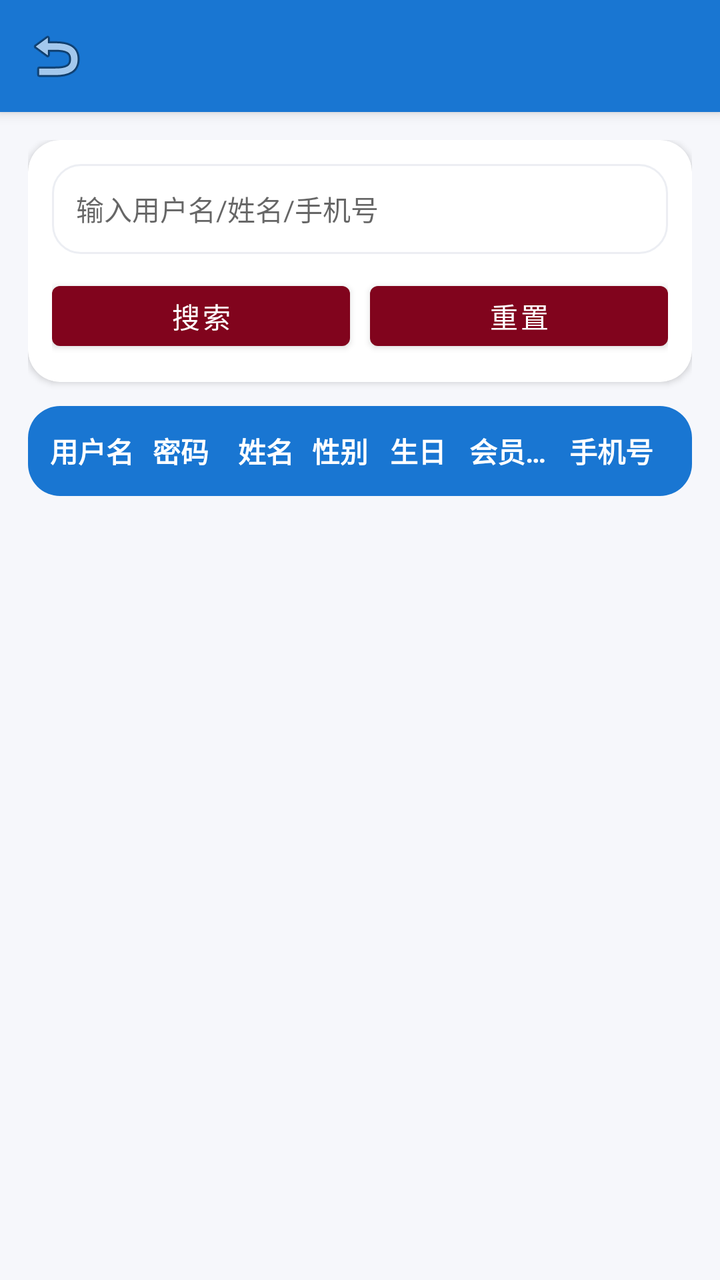
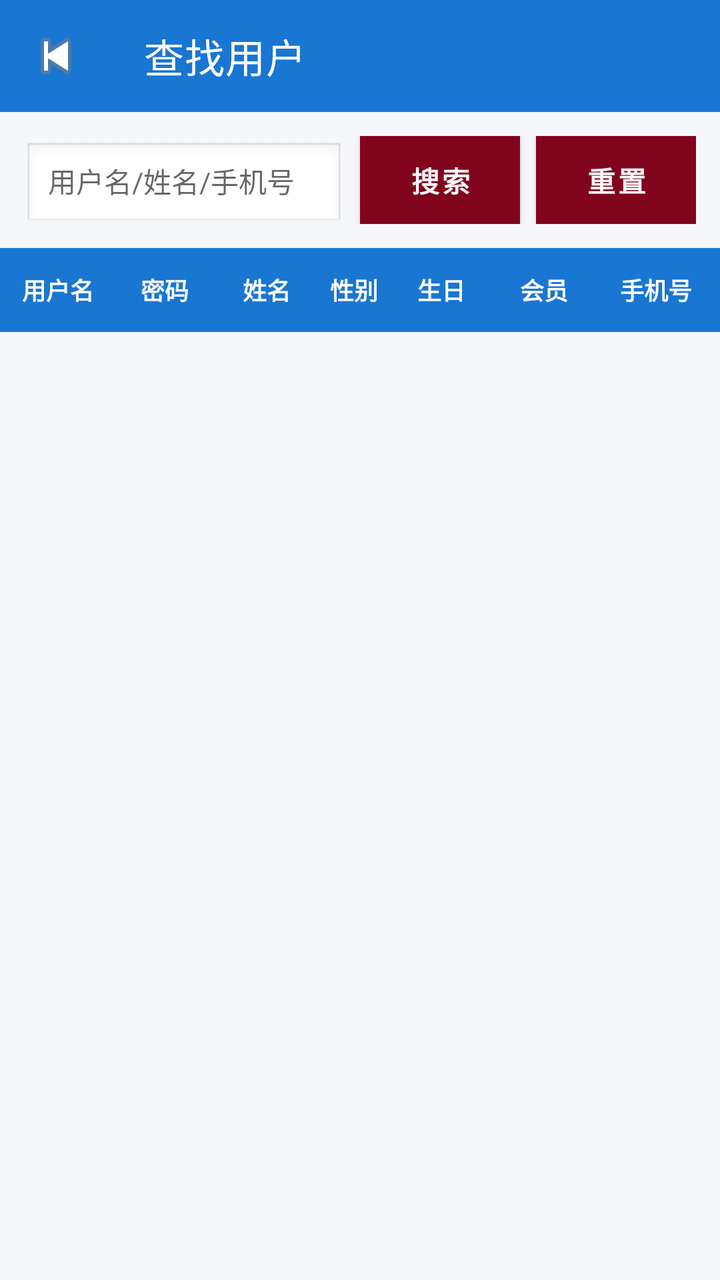

Before-and-after screenshots of an Android layout around one commit, followed by the original layout XML and the change that was made.
<!-- AndroidManifest.xml: application theme AppTheme -->
<!-- res/layout/activity_select_user_admin.xml -->
<?xml version="1.0" encoding="utf-8"?>
<androidx.coordinatorlayout.widget.CoordinatorLayout
    xmlns:android="http://schemas.android.com/apk/res/android"
    xmlns:app="http://schemas.android.com/apk/res-auto"
    android:layout_width="match_parent"
    android:layout_height="match_parent"
    android:background="#F6F7FB">

    <com.google.android.material.appbar.AppBarLayout
        android:layout_width="match_parent"
        android:layout_height="wrap_content">

        <com.google.android.material.appbar.MaterialToolbar
            android:id="@+id/adminUserSelectTopBar"
            android:layout_width="match_parent"
            android:layout_height="wrap_content"
            android:background="@color/colorPrimary"
            android:title="查找用户"
            android:titleTextColor="@color/white"
            app:navigationIcon="@android:drawable/ic_menu_revert"/>
    </com.google.android.material.appbar.AppBarLayout>

    <LinearLayout
        android:layout_width="match_parent"
        android:layout_height="match_parent"
        android:orientation="vertical"
        android:padding="14dp"
        app:layout_behavior="@string/appbar_scrolling_view_behavior">

        
        <com.google.android.material.card.MaterialCardView
            android:layout_width="match_parent"
            android:layout_height="wrap_content"
            app:cardCornerRadius="16dp"
            app:cardElevation="2dp">

            <LinearLayout
                android:layout_width="match_parent"
                android:layout_height="wrap_content"
                android:padding="12dp"
                android:orientation="vertical">

                <EditText
                    android:id="@+id/et_keyword"
                    android:layout_width="match_parent"
                    android:layout_height="45dp"
                    android:hint="输入用户名/姓名/手机号"
                    android:background="@drawable/bg_admin_card"
                    android:paddingStart="12dp"
                    android:paddingEnd="12dp"
                    android:textSize="14sp"/>

                <LinearLayout
                    android:layout_width="match_parent"
                    android:layout_height="wrap_content"
                    android:orientation="horizontal"
                    android:layout_marginTop="10dp">

                    <Button
                        android:id="@+id/btn_search"
                        android:layout_width="0dp"
                        android:layout_height="42dp"
                        android:layout_weight="1"
                        android:text="搜索"/>

                    <Button
                        android:id="@+id/btn_reset"
                        android:layout_width="0dp"
                        android:layout_height="42dp"
                        android:layout_weight="1"
                        android:layout_marginStart="10dp"
                        android:text="重置"/>
                </LinearLayout>

            </LinearLayout>
        </com.google.android.material.card.MaterialCardView>

        
        <com.google.android.material.card.MaterialCardView
            android:layout_width="match_parent"
            android:layout_height="wrap_content"
            android:layout_marginTop="12dp"
            app:cardCornerRadius="16dp"
            app:cardElevation="1dp">

            <LinearLayout
                android:layout_width="match_parent"
                android:layout_height="45dp"
                android:orientation="horizontal"
                android:gravity="center_vertical"
                android:paddingStart="10dp"
                android:paddingEnd="10dp"
                android:background="@color/colorPrimary">

                <TextView
                    android:layout_width="0dp"
                    android:layout_height="wrap_content"
                    android:layout_weight="1.2"
                    android:text="用户名"
                    android:textColor="@color/white"
                    android:textStyle="bold"
                    android:gravity="center"
                    android:singleLine="true"/>

                <TextView
                    android:layout_width="0dp"
                    android:layout_height="wrap_content"
                    android:layout_weight="1.2"
                    android:text="密码"
                    android:textColor="@color/white"
                    android:textStyle="bold"
                    android:gravity="center"
                    android:singleLine="true"/>

                <TextView
                    android:layout_width="0dp"
                    android:layout_height="wrap_content"
                    android:layout_weight="1.1"
                    android:text="姓名"
                    android:textColor="@color/white"
                    android:textStyle="bold"
                    android:gravity="center"
                    android:singleLine="true"/>

                <TextView
                    android:layout_width="0dp"
                    android:layout_height="wrap_content"
                    android:layout_weight="0.9"
                    android:text="性别"
                    android:textColor="@color/white"
                    android:textStyle="bold"
                    android:gravity="center"
                    android:singleLine="true"/>

                <TextView
                    android:layout_width="0dp"
                    android:layout_height="wrap_content"
                    android:layout_weight="1.2"
                    android:text="生日"
                    android:textColor="@color/white"
                    android:textStyle="bold"
                    android:gravity="center"
                    android:singleLine="true"/>

                <TextView
                    android:layout_width="0dp"
                    android:layout_height="wrap_content"
                    android:layout_weight="1.2"
                    android:text="会员状态"
                    android:textColor="@color/white"
                    android:textStyle="bold"
                    android:gravity="center"
                    android:singleLine="true"/>

                <TextView
                    android:layout_width="0dp"
                    android:layout_height="wrap_content"
                    android:layout_weight="1.6"
                    android:text="手机号"
                    android:textColor="@color/white"
                    android:textStyle="bold"
                    android:gravity="center"
                    android:singleLine="true"/>
            </LinearLayout>
        </com.google.android.material.card.MaterialCardView>

        
        <ListView
            android:id="@+id/sel_reader_list"
            android:layout_width="match_parent"
            android:layout_height="0dp"
            android:layout_weight="1"
            android:layout_marginTop="10dp"
            android:divider="@android:color/transparent"
            android:dividerHeight="8dp"
            android:paddingBottom="14dp"/>

    </LinearLayout>

</androidx.coordinatorlayout.widget.CoordinatorLayout>
<!-- resources referenced by this layout -->
<resources>
  <color name="colorPrimary">#1976D2</color>
  <color name="white">#FFFFFFFF</color>
  <!-- drawable bg_admin_card (drawable) -->
  <?xml version="1.0" encoding="utf-8"?>
  <shape xmlns:android="http://schemas.android.com/apk/res/android">
      <solid android:color="#FFFFFF"/>
      <corners android:radius="14dp"/>
      <stroke android:width="1dp" android:color="#ECEEF3"/>
  </shape>
  <style name="AppTheme" parent="Theme.MaterialComponents.Light.NoActionBar">
          <item name="colorPrimary">#81041D</item>
          <item name="colorPrimaryVariant">#80041D</item>
          <item name="colorSecondary">#81041D</item>
      </style>
</resources>

<!-- the commit's change to res/layout/activity_select_user_admin.xml (unified diff, before → after) -->
@@ -1,180 +1,145 @@
 <?xml version="1.0" encoding="utf-8"?>
-<androidx.coordinatorlayout.widget.CoordinatorLayout
-    xmlns:android="http://schemas.android.com/apk/res/android"
+<LinearLayout xmlns:android="http://schemas.android.com/apk/res/android"
     xmlns:app="http://schemas.android.com/apk/res-auto"
     android:layout_width="match_parent"
     android:layout_height="match_parent"
-    android:background="#F6F7FB">
+    android:background="#F6F7FB"
+    android:orientation="vertical">
 
-    <com.google.android.material.appbar.AppBarLayout
+    
+    <com.google.android.material.appbar.MaterialToolbar
+        android:id="@+id/adminUserSelectTopBar"
         android:layout_width="match_parent"
-        android:layout_height="wrap_content">
+        android:layout_height="56dp"
+        android:background="@color/colorPrimary"
+        app:title="查找用户"
+        app:titleTextColor="@android:color/white"
+        app:navigationIcon="@android:drawable/ic_media_previous" />
 
-        <com.google.android.material.appbar.MaterialToolbar
-            android:id="@+id/adminUserSelectTopBar"
-            android:layout_width="match_parent"
-            android:layout_height="wrap_content"
-            android:background="@color/colorPrimary"
-            android:title="查找用户"
-            android:titleTextColor="@color/white"
-            app:navigationIcon="@android:drawable/ic_menu_revert"/>
-    </com.google.android.material.appbar.AppBarLayout>
-
+    
     <LinearLayout
         android:layout_width="match_parent"
-        android:layout_height="match_parent"
-        android:orientation="vertical"
-        android:padding="14dp"
-        app:layout_behavior="@string/appbar_scrolling_view_behavior">
+        android:layout_height="wrap_content"
+        android:padding="12dp"
+        android:orientation="horizontal">
 
-        
-        <com.google.android.material.card.MaterialCardView
-            android:layout_width="match_parent"
-            android:layout_height="wrap_content"
-            app:cardCornerRadius="16dp"
-            app:cardElevation="2dp">
+        <EditText
+            android:id="@+id/et_keyword"
+            android:layout_width="0dp"
+            android:layout_height="44dp"
+            android:layout_weight="1"
+            android:background="@android:drawable/edit_text"
+            android:hint="用户名/姓名/手机号"
+            android:paddingStart="12dp"
+            android:paddingEnd="12dp"
+            android:textSize="14sp" />
 
-            <LinearLayout
-                android:layout_width="match_parent"
-                android:layout_height="wrap_content"
-                android:padding="12dp"
-                android:orientation="vertical">
+        <Button
+            android:id="@+id/btn_search"
+            android:layout_width="80dp"
+            android:layout_height="44dp"
+            android:layout_marginStart="8dp"
+            android:background="@color/colorPrimary"
+            android:text="搜索"
+            android:textColor="@android:color/white"
+            android:textStyle="bold" />
 
-                <EditText
-                    android:id="@+id/et_keyword"
-                    android:layout_width="match_parent"
-                    android:layout_height="45dp"
-                    android:hint="输入用户名/姓名/手机号"
-                    android:background="@drawable/bg_admin_card"
-                    android:paddingStart="12dp"
-                    android:paddingEnd="12dp"
-                    android:textSize="14sp"/>
-
-                <LinearLayout
-                    android:layout_width="match_parent"
-                    android:layout_height="wrap_content"
-                    android:orientation="horizontal"
-                    android:layout_marginTop="10dp">
-
-                    <Button
-                        android:id="@+id/btn_search"
-                        android:layout_width="0dp"
-                        android:layout_height="42dp"
-                        android:layout_weight="1"
-                        android:text="搜索"/>
-
-                    <Button
-                        android:id="@+id/btn_reset"
-                        android:layout_width="0dp"
-                        android:layout_height="42dp"
-                        android:layout_weight="1"
-                        android:layout_marginStart="10dp"
-                        android:text="重置"/>
-                </LinearLayout>
-
-            </LinearLayout>
-        </com.google.android.material.card.MaterialCardView>
-
-        
-        <com.google.android.material.card.MaterialCardView
-            android:layout_width="match_parent"
-            android:layout_height="wrap_content"
-            android:layout_marginTop="12dp"
-            app:cardCornerRadius="16dp"
-            app:cardElevation="1dp">
-
-            <LinearLayout
-                android:layout_width="match_parent"
-                android:layout_height="45dp"
-                android:orientation="horizontal"
-                android:gravity="center_vertical"
-                android:paddingStart="10dp"
-                android:paddingEnd="10dp"
-                android:background="@color/colorPrimary">
-
-                <TextView
-                    android:layout_width="0dp"
-                    android:layout_height="wrap_content"
-                    android:layout_weight="1.2"
-                    android:text="用户名"
-                    android:textColor="@color/white"
-                    android:textStyle="bold"
-                    android:gravity="center"
-                    android:singleLine="true"/>
-
-                <TextView
-                    android:layout_width="0dp"
-                    android:layout_height="wrap_content"
-                    android:layout_weight="1.2"
-                    android:text="密码"
-                    android:textColor="@color/white"
-                    android:textStyle="bold"
-                    android:gravity="center"
-                    android:singleLine="true"/>
-
-                <TextView
-                    android:layout_width="0dp"
-                    android:layout_height="wrap_content"
-                    android:layout_weight="1.1"
-                    android:text="姓名"
-                    android:textColor="@color/white"
-                    android:textStyle="bold"
-                    android:gravity="center"
-                    android:singleLine="true"/>
-
-                <TextView
-                    android:layout_width="0dp"
-                    android:layout_height="wrap_content"
-                    android:layout_weight="0.9"
-                    android:text="性别"
-                    android:textColor="@color/white"
-                    android:textStyle="bold"
-                    android:gravity="center"
-                    android:singleLine="true"/>
-
-                <TextView
-                    android:layout_width="0dp"
-                    android:layout_height="wrap_content"
-                    android:layout_weight="1.2"
-                    android:text="生日"
-                    android:textColor="@color/white"
-                    android:textStyle="bold"
-                    android:gravity="center"
-                    android:singleLine="true"/>
-
-                <TextView
-                    android:layout_width="0dp"
-                    android:layout_height="wrap_content"
-                    android:layout_weight="1.2"
-                    android:text="会员状态"
-                    android:textColor="@color/white"
-                    android:textStyle="bold"
-                    android:gravity="center"
-                    android:singleLine="true"/>
-
-                <TextView
-                    android:layout_width="0dp"
-                    android:layout_height="wrap_content"
-                    android:layout_weight="1.6"
-                    android:text="手机号"
-                    android:textColor="@color/white"
-                    android:textStyle="bold"
-                    android:gravity="center"
-                    android:singleLine="true"/>
-            </LinearLayout>
-        </com.google.android.material.card.MaterialCardView>
-
-        
-        <ListView
-            android:id="@+id/sel_reader_list"
-            android:layout_width="match_parent"
-            android:layout_height="0dp"
-            android:layout_weight="1"
-            android:layout_marginTop="10dp"
-            android:divider="@android:color/transparent"
-            android:dividerHeight="8dp"
-            android:paddingBottom="14dp"/>
-
+        <Button
+            android:id="@+id/btn_reset"
+            android:layout_width="80dp"
+            android:layout_height="44dp"
+            android:layout_marginStart="8dp"
+            android:background="#B0BEC5"
+            android:text="重置"
+            android:textColor="@android:color/white"
+            android:textStyle="bold" />
     </LinearLayout>
 
-</androidx.coordinatorlayout.widget.CoordinatorLayout>
+    
+    <LinearLayout
+        android:layout_width="match_parent"
+        android:layout_height="42dp"
+        android:orientation="horizontal"
+        android:gravity="center"
+        android:background="@color/colorPrimary">
+
+        <TextView
+            android:layout_width="0dp"
+            android:layout_height="wrap_content"
+            android:layout_weight="1.2"
+            android:text="用户名"
+            android:textColor="@android:color/white"
+            android:textStyle="bold"
+            android:gravity="center"
+            android:textSize="12sp" />
+
+        <TextView
+            android:layout_width="0dp"
+            android:layout_height="wrap_content"
+            android:layout_weight="1.0"
+            android:text="密码"
+            android:textColor="@android:color/white"
+            android:textStyle="bold"
+            android:gravity="center"
+            android:textSize="12sp" />
+
+        <TextView
+            android:layout_width="0dp"
+            android:layout_height="wrap_content"
+            android:layout_weight="1.1"
+            android:text="姓名"
+            android:textColor="@android:color/white"
+            android:textStyle="bold"
+            android:gravity="center"
+            android:textSize="12sp" />
+
+        <TextView
+            android:layout_width="0dp"
+            android:layout_height="wrap_content"
+            android:layout_weight="0.7"
+            android:text="性别"
+            android:textColor="@android:color/white"
+            android:textStyle="bold"
+            android:gravity="center"
+            android:textSize="12sp" />
+
+        <TextView
+            android:layout_width="0dp"
+            android:layout_height="wrap_content"
+            android:layout_weight="1.1"
+            android:text="生日"
+            android:textColor="@android:color/white"
+            android:textStyle="bold"
+            android:gravity="center"
+            android:textSize="12sp" />
+
+        <TextView
+            android:layout_width="0dp"
+            android:layout_height="wrap_content"
+            android:layout_weight="1.0"
+            android:text="会员"
+            android:textColor="@android:color/white"
+            android:textStyle="bold"
+            android:gravity="center"
+            android:textSize="12sp" />
+
+        <TextView
+            android:layout_width="0dp"
+            android:layout_height="wrap_content"
+            android:layout_weight="1.3"
+            android:text="手机号"
+            android:textColor="@android:color/white"
+            android:textStyle="bold"
+            android:gravity="center"
+            android:textSize="12sp" />
+    </LinearLayout>
+
+    <ListView
+        android:id="@+id/sel_reader_list"
+        android:layout_width="match_parent"
+        android:layout_height="match_parent"
+        android:divider="@android:color/transparent"
+        android:dividerHeight="8dp"
+        android:padding="12dp" />
+
+</LinearLayout>
<!-- resource entries referenced after the edit -->
@@ -1,14 +1,6 @@
 <!-- resources referenced by this layout -->
 <resources>
   <color name="colorPrimary">#1976D2</color>
-  <color name="white">#FFFFFFFF</color>
-  <!-- drawable bg_admin_card (drawable) -->
-  <?xml version="1.0" encoding="utf-8"?>
-  <shape xmlns:android="http://schemas.android.com/apk/res/android">
-      <solid android:color="#FFFFFF"/>
-      <corners android:radius="14dp"/>
-      <stroke android:width="1dp" android:color="#ECEEF3"/>
-  </shape>
   <style name="AppTheme" parent="Theme.MaterialComponents.Light.NoActionBar">
           <item name="colorPrimary">#81041D</item>
           <item name="colorPrimaryVariant">#80041D</item>
